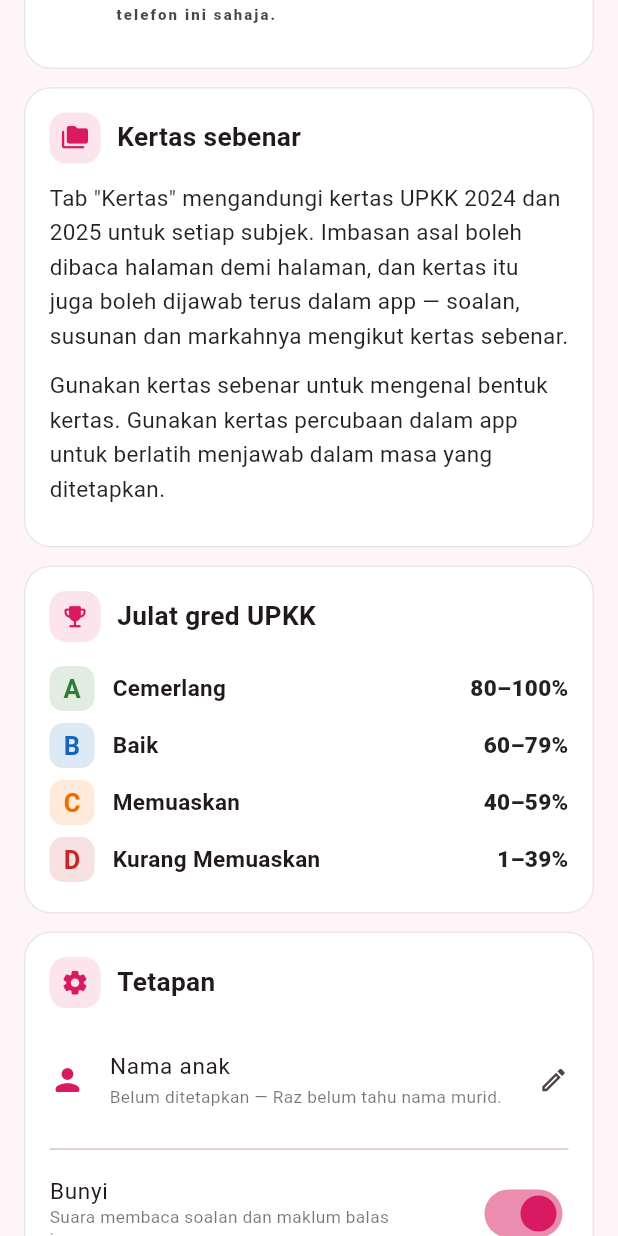
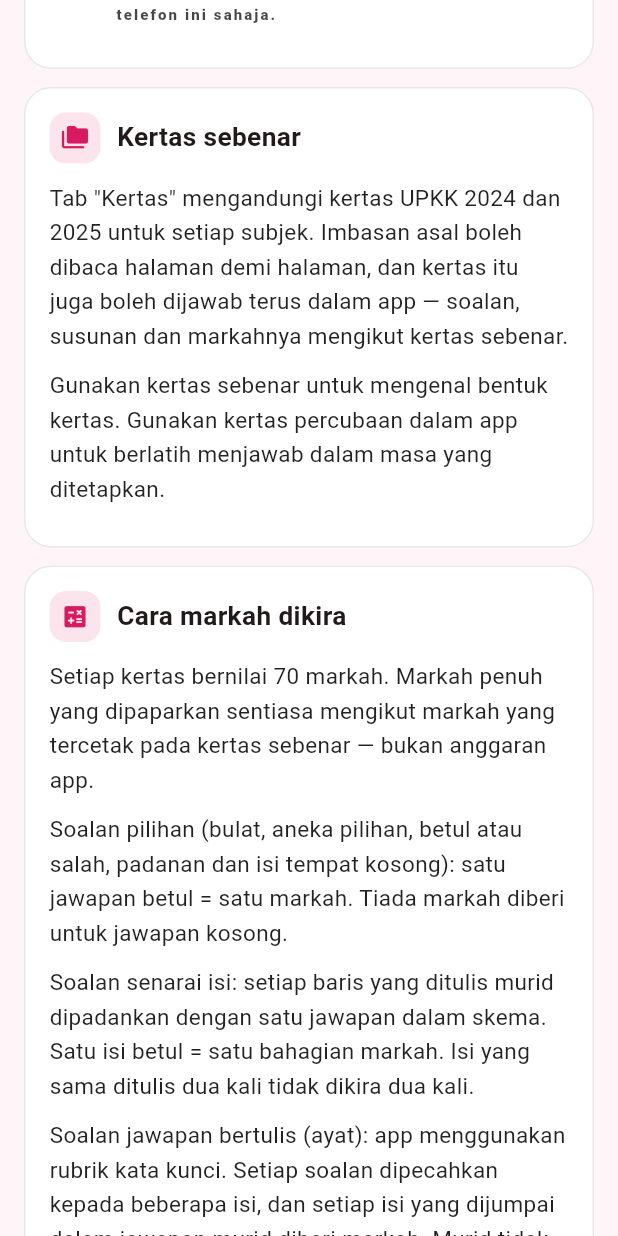
Before and after one commit to razmanzainal-source/ulangkaji_upkk, a Flutter app: the InfoScreen widget shown alone on an empty page, opened directly, scrolled down 1728 dp, on a phone screen of 412 x 824 dp. Run offline on Flutter 3.47's test engine with Material 3 defaults, Android fonts, the phone set to English and light mode, and no system bars; our stand-ins replace audioplayers, flutter_tts, share_plus, shared_preferences, web; missing offline and left inert: dart:js_interop, gal; accounts and stored records are empty.

Commit message:
v1.2.9: skrin Info terangkan cara markah dikira (rubrik kata kunci, senarai isi, soalan pilihan)

```diff
--- a/lib/screens/info_screen.dart
+++ b/lib/screens/info_screen.dart
@@ -19,7 +19,7 @@
   const InfoScreen({super.key});
 
   /// Versi app — dipaparkan pada skrin Info.
-  static const String versi = '1.2.8';
+  static const String versi = '1.2.9';
 
   /// Alamat e-mel pembina app, untuk pertanyaan dan pembetulan.
   static const String emel = 'razman.zainal@gmail.com';
@@ -191,6 +191,51 @@
                     'Gunakan kertas sebenar untuk mengenal bentuk kertas. '
                     'Gunakan kertas percubaan dalam app untuk berlatih '
                     'menjawab dalam masa yang ditetapkan.',
+                  ),
+                ],
+              ),
+              const SizedBox(height: 12),
+              const _Kotak(
+                tajuk: 'Cara markah dikira',
+                ikon: Icons.calculate_rounded,
+                kanak: [
+                  _Perenggan(
+                    'Setiap kertas bernilai 70 markah. Markah penuh yang '
+                    'dipaparkan sentiasa mengikut markah yang tercetak pada '
+                    'kertas sebenar — bukan anggaran app.',
+                  ),
+                  _Perenggan(
+                    'Soalan pilihan (bulat, aneka pilihan, betul atau salah, '
+                    'padanan dan isi tempat kosong): satu jawapan betul = satu '
+                    'markah. Tiada markah diberi untuk jawapan kosong.',
+                  ),
+                  _Perenggan(
+                    'Soalan senarai isi: setiap baris yang ditulis murid '
+                    'dipadankan dengan satu jawapan dalam skema. Satu isi betul '
+                    '= satu bahagian markah. Isi yang sama ditulis dua kali '
+                    'tidak dikira dua kali.',
+                  ),
+                  _Perenggan(
+                    'Soalan jawapan bertulis (ayat): app menggunakan rubrik '
+                    'kata kunci. Setiap soalan dipecahkan kepada beberapa isi, '
+                    'dan setiap isi yang dijumpai dalam jawapan murid diberi '
+                    'markah. Murid tidak perlu menyalin ayat skema bulat-bulat '
+                    '— isi yang sama dengan perkataan sendiri tetap dikira.',
+                  ),
+                  _Perenggan(
+                    'Enjin pemarkahan menerima imbuhan berbeza ("mengangkut" '
+                    'sama dengan "angkut"), sinonim, salah eja kecil, serta '
+                    'tulisan Jawi dan Rumi. Ia tidak menilai tatabahasa atau '
+                    'mutu ayat.',
+                  ),
+                  _Perenggan(
+                    'Sebab itu jawapan contoh sentiasa dipaparkan selepas '
+                    'murid menjawab. Jika markahnya tersasar, murid tetap '
+                    'dapat melihat jawapan yang betul dan belajar daripadanya.',
+                  ),
+                  _Perenggan(
+                    'Latih tubi tidak memberi markah atau gred. Markah hanya '
+                    'dikira dalam kertas percubaan.',
                   ),
                 ],
               ),
--- a/pubspec.yaml
+++ b/pubspec.yaml
@@ -16,7 +16,7 @@
 # https://developer.apple.com/library/archive/documentation/General/Reference/InfoPlistKeyReference/Articles/CoreFoundationKeys.html
 # In Windows, build-name is used as the major, minor, and patch parts
 # of the product and file versions while build-number is used as the build suffix.
-version: 1.2.8+16
+version: 1.2.9+17
 
 environment:
   sdk: ^3.13.5
```
